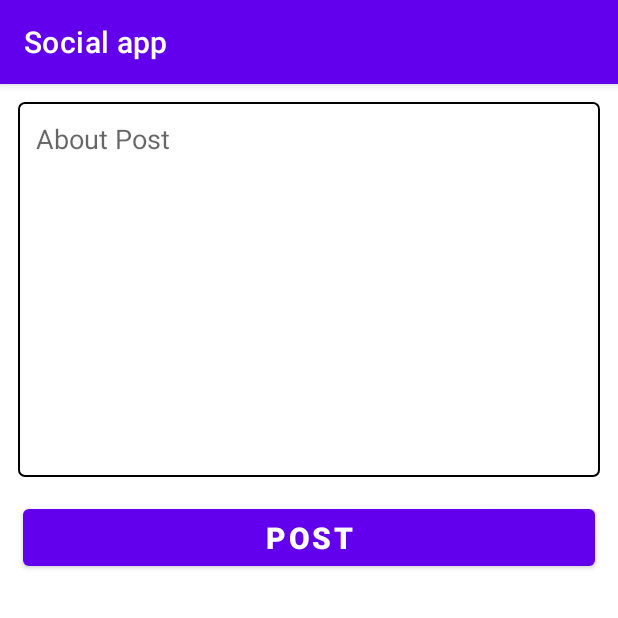
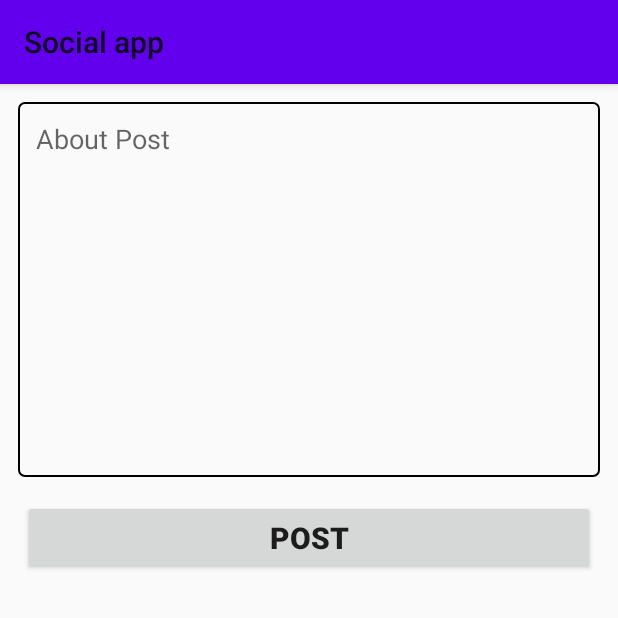
Before and after one commit to lakshaygarg128/Unbound-Social-App, an Android app: the screen it shows after launch once a user with an empty profile is signed in (CreatePost), after a tap on an icon or button, on a phone screen of 412 x 824 dp, the top half of it. Run offline under Robolectric (Android 15) with nearby library versions, the phone set to English and light mode, and no system bars; our stand-ins replace Firebase (no records; nobody signed in at launch, a user with empty details on screens opened directly); 1 statement that could not run was skipped.

```diff
--- a/app/build.gradle
+++ b/app/build.gradle
@@ -44,6 +44,8 @@ dependencies {
     // UI
     implementation "androidx.constraintlayout:constraintlayout:$rootProject.constraintLayoutVersion"
     implementation "com.google.android.material:material:$rootProject.materialVersion"
+    implementation 'com.google.android.material:material:1.2.1'
+    implementation 'androidx.recyclerview:recyclerview:1.1.0'
 
     /* coroutines support for firebase operations */
     implementation 'org.jetbrains.kotlinx:kotlinx-coroutines-play-services:1.1.1'
@@ -58,6 +60,7 @@ dependencies {
     implementation 'com.google.android.gms:play-services-auth:19.0.0'
 
     implementation 'com.github.bumptech.glide:glide:4.11.0'
+    implementation 'androidx.drawerlayout:drawerlayout:1.0.0'
     annotationProcessor 'com.github.bumptech.glide:compiler:4.11.0'
 
     // Testing
--- a/app/src/main/java/com/example/socialapp/MainActivity.kt
+++ b/app/src/main/java/com/example/socialapp/MainActivity.kt
@@ -3,17 +3,27 @@ package com.example.socialapp
 import android.content.Intent
 import androidx.appcompat.app.AppCompatActivity
 import android.os.Bundle
+import android.view.MenuItem
 import android.view.View
 import android.widget.Button
+import android.widget.Toolbar
+import androidx.appcompat.app.ActionBarDrawerToggle
+import androidx.drawerlayout.widget.DrawerLayout
 import androidx.recyclerview.widget.LinearLayoutManager
 import androidx.recyclerview.widget.RecyclerView
 import com.example.socialapp.dao.PostDao
 import com.example.socialapp.model.Post
 import com.firebase.ui.firestore.FirestoreRecyclerOptions
+import com.google.android.material.navigation.NavigationView
+import com.google.firebase.auth.FirebaseAuth
+import com.google.firebase.auth.ktx.auth
 import com.google.firebase.firestore.Query
+import com.google.firebase.ktx.Firebase
 
 class MainActivity : AppCompatActivity(), Post_Adapter.IPostApdapter {
-
+   lateinit var  nav : NavigationView
+   lateinit var toogle : ActionBarDrawerToggle
+   lateinit var drawer : DrawerLayout
     private lateinit var postDao: PostDao
     lateinit var adapter: Post_Adapter
     override fun onCreate(savedInstanceState: Bundle?) {
@@ -26,6 +36,35 @@ class MainActivity : AppCompatActivity(), Post_Adapter.IPostApdapter {
         }
         setupRecyclerview()
 
+        //Drawer Code
+        nav = findViewById(R.id.nav)
+        drawer = findViewById(R.id.drawer_layout)
+        toogle = ActionBarDrawerToggle(this,drawer,R.string.open,R.string.close)
+        drawer.addDrawerListener(toogle)
+        toogle.syncState()
+        supportActionBar?.setDisplayHomeAsUpEnabled(true)
+        nav.setNavigationItemSelectedListener {
+            when(it.itemId){
+                R.id.Logout -> {
+                    var auth = FirebaseAuth.getInstance()
+                    Firebase.auth.signOut()
+                    val intent : Intent = Intent(this,Signin::class.java)
+                    startActivity(intent)
+                    finish()
+                }
+            }
+            true
+        }
+
+    }
+
+    override fun onOptionsItemSelected(item: MenuItem): Boolean {
+        if(toogle.onOptionsItemSelected(item))
+        {
+            return true
+        }
+
+        return super.onOptionsItemSelected(item)
     }
 
     private fun setupRecyclerview() {
--- a/app/src/main/java/com/example/socialapp/Signin.kt
+++ b/app/src/main/java/com/example/socialapp/Signin.kt
@@ -110,7 +110,7 @@ class Signin : AppCompatActivity() {
             val dao = Usedao()
             Toast.makeText(this,"done",Toast.LENGTH_LONG).show()
             dao.addUser(user)
-            Toast.makeText(this,"ndki",Toast.LENGTH_LONG).show()
+            Toast.makeText(this,"User Added",Toast.LENGTH_LONG).show()
             val mainactivityintent = Intent(this,MainActivity::class.java)
             startActivity(mainactivityintent)
             finish()
@@ -119,6 +119,7 @@ class Signin : AppCompatActivity() {
             progressBar.visibility = View.GONE
             val signinbutton : SignInButton = findViewById((R.id.signinbutton))
             signinbutton.visibility = View.VISIBLE
+            Toast.makeText(this,"user not found",Toast.LENGTH_LONG).show()
         }
     }
 
--- /dev/null
+++ b/app/src/main/res/drawable/ic_login.xml
@@ -0,0 +1,5 @@
+<vector android:height="24dp" android:tint="#FFFFFF"
+    android:viewportHeight="24" android:viewportWidth="24"
+    android:width="24dp" xmlns:android="http://schemas.android.com/apk/res/android">
+    <path android:fillColor="@android:color/white" android:pathData="M11,7L9.6,8.4l2.6,2.6H2v2h10.2l-2.6,2.6L11,17l5,-5L11,7zM20,19h-8v2h8c1.1,0 2,-0.9 2,-2V5c0,-1.1 -0.9,-2 -2,-2h-8v2h8V19z"/>
+</vector>
--- /dev/null
+++ b/app/src/main/res/layout/content_main.xml
@@ -0,0 +1,6 @@
+<?xml version="1.0" encoding="utf-8"?>
+<androidx.constraintlayout.widget.ConstraintLayout
+    xmlns:android="http://schemas.android.com/apk/res/android" android:layout_width="match_parent"
+    android:layout_height="match_parent">
+
+</androidx.constraintlayout.widget.ConstraintLayout>
--- a/app/src/main/res/values-night/themes.xml
+++ /dev/null
@@ -1,16 +0,0 @@
-<resources xmlns:tools="http://schemas.android.com/tools">
-    <!-- Base application theme. -->
-    <style name="Theme.SocialApp" parent="Theme.MaterialComponents.DayNight.DarkActionBar">
-        <!-- Primary brand color. -->
-        <item name="colorPrimary">@color/purple_200</item>
-        <item name="colorPrimaryVariant">@color/purple_700</item>
-        <item name="colorOnPrimary">@color/black</item>
-        <!-- Secondary brand color. -->
-        <item name="colorSecondary">@color/teal_200</item>
-        <item name="colorSecondaryVariant">@color/teal_200</item>
-        <item name="colorOnSecondary">@color/black</item>
-        <!-- Status bar color. -->
-        <item name="android:statusBarColor" tools:targetApi="l">?attr/colorPrimaryVariant</item>
-        <!-- Customize your theme here. -->
-    </style>
-</resources>
--- a/app/src/main/res/values/strings.xml
+++ b/app/src/main/res/values/strings.xml
@@ -1,4 +1,5 @@
 <resources>
     <string name="app_name">Social app</string>
-
+    <string name="open">open</string>
+    <string name="close">close</string>
 </resources>
--- a/app/src/main/res/values/themes.xml
+++ b/app/src/main/res/values/themes.xml
@@ -1,6 +1,6 @@
 <resources xmlns:tools="http://schemas.android.com/tools">
     <!-- Base application theme. -->
-    <style name="Theme.SocialApp" parent="Theme.MaterialComponents.DayNight.DarkActionBar">
+    <style name="Theme.SocialApp" parent="Theme.Design.Light">
         <!-- Primary brand color. -->
         <item name="colorPrimary">@color/purple_500</item>
         <item name="colorPrimaryVariant">@color/purple_700</item>
```
Also changed, not shown: app/src/main/res/drawable/ic_person.xml (added, +10 -0 lines), app/src/main/res/layout/activity_main.xml (+22 -1 lines), app/src/main/res/layout/nav_header.xml (added, +11 -0 lines), app/src/main/res/menu/nav_menu.xml (added, +7 -0 lines).
